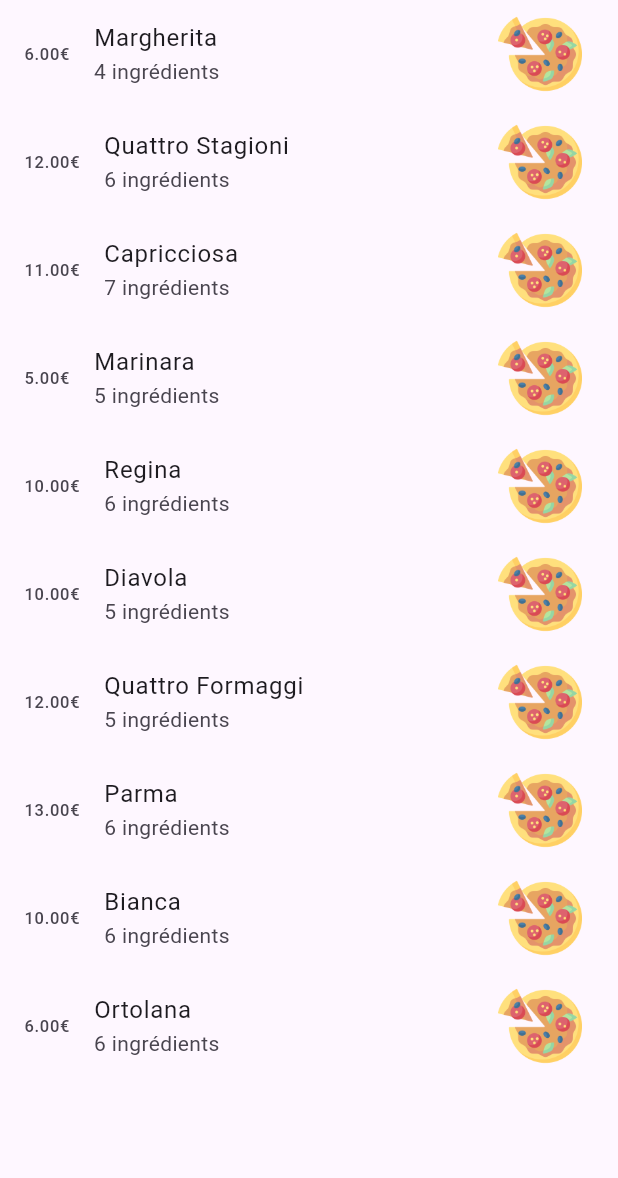
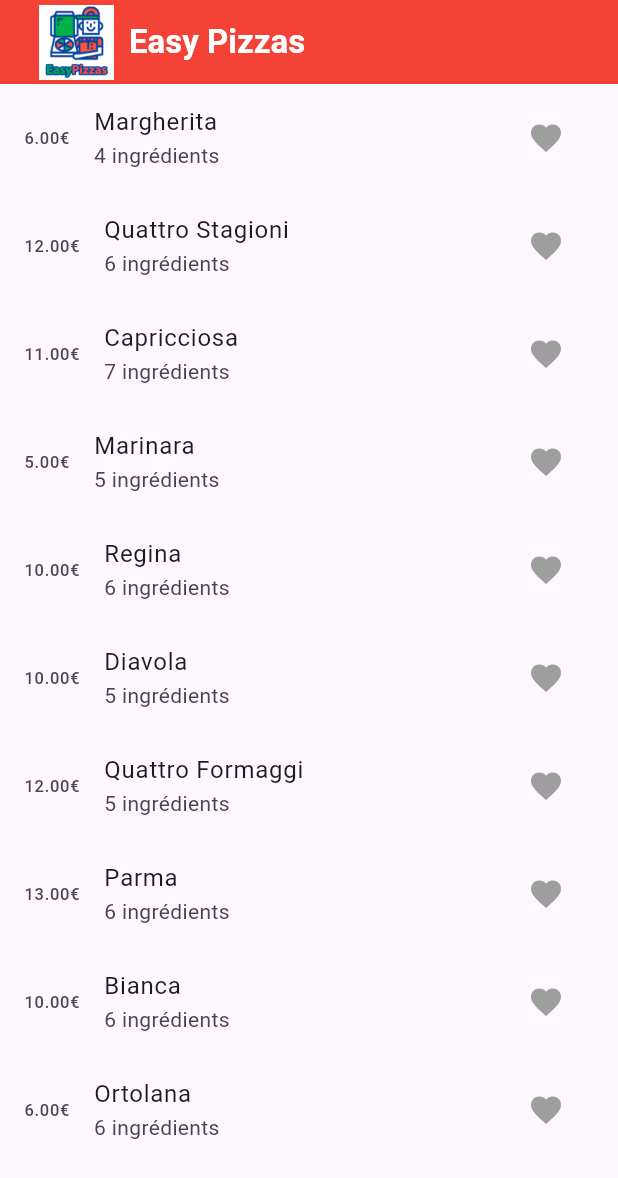
Before and after one commit to JessicaGUALTIERI/Flutter, a Flutter app: the screen it shows after launch, on a phone screen of 412 x 824 dp. Shown: the top 1178 px of the screen. Run offline on Flutter 3.47's test engine with Material 3 defaults, Android fonts, the phone set to English and light mode, and no system bars; our stand-ins replace go_router; Roboto replaces fonts that are missing (Merriweather).

Commit message:
Feat: provider for favorite pizzas is now working

```diff
--- /dev/null
+++ b/easy_pizza/lib/pizza_liked.dart
@@ -0,0 +1,21 @@
+
+import 'dart:collection';
+
+import 'package:easy_pizza/models/pizza.dart';
+import 'package:flutter/material.dart';
+
+class PizzaLiked extends ChangeNotifier {
+  final List<Pizza> _pizzaLiked = [];
+
+  UnmodifiableListView<Pizza> get pizzasLiked => UnmodifiableListView(_pizzaLiked);
+
+  void add(Pizza pizza) {
+    _pizzaLiked.add(pizza);
+    notifyListeners();
+  }
+
+  void remove(Pizza pizza) {
+    _pizzaLiked.remove(pizza);
+    notifyListeners();
+  }
+}
--- a/easy_pizza/lib/screens/pizzas_master.dart
+++ b/easy_pizza/lib/screens/pizzas_master.dart
@@ -1,28 +1,63 @@
+
+import 'package:easy_pizza/pizza_liked.dart';
 import 'package:flutter/material.dart';
 import 'package:easy_pizza/data/pizzas.dart' as db;
 import 'package:easy_pizza/models/pizza.dart';
+import 'package:flutter/widgets.dart';
 import 'package:go_router/go_router.dart';
+import 'package:provider/provider.dart';
 
 class PizzasMaster extends StatelessWidget {
   const PizzasMaster({super.key});
 
+
   @override
   Widget build(BuildContext context) {
+    PizzaLiked pizzaLikedList = Provider.of<PizzaLiked>(context, listen: false);
     return MaterialApp(
       home: Scaffold(
+        appBar: AppBar(
+          backgroundColor: Colors.red,
+          title: Row(
+            children: [
+              Padding(
+                padding: const EdgeInsets.symmetric(vertical: 0.0, horizontal: 10.0),
+                child: Image.asset('images/logo.png', height: 50, width: 50),
+              ),
+              const Text(
+                "Easy Pizzas",
+                style: TextStyle(
+                    color: Colors.white,
+                    fontFamily: 'Merriweather',
+                    fontWeight: FontWeight.bold,
+                  ),
+              ),
+            ],
+          ),
+        ),
         body: Center(
-          child: ListView.builder(
+          child:
+              Consumer<PizzaLiked>(
+                builder: (context, pizza, child) {
+                  return ListView.builder(
                       itemCount: db.pizzas.length,
                       itemBuilder: (BuildContext context, int index) {
                         final Pizza currentPizza = db.pizzas[index];
                         return ListTile(
-                trailing: Image.asset("images/pizza.png"),
+                          trailing: IconButton(
+                            icon: const Icon(Icons.favorite),
+                            onPressed: () {pizzaLikedList.pizzasLiked.contains(currentPizza) ? pizzaLikedList.remove(currentPizza) : pizzaLikedList.add(currentPizza);},
+                            color: pizzaLikedList.pizzasLiked.contains(currentPizza) ? Colors.red : Colors.grey,
+                          ),
                           title: Text(currentPizza.name),
                           leading: Text("${currentPizza.price.toStringAsFixed(2)}€"),
                           onTap: () => context.go('/details/${currentPizza.id}'),
                           subtitle: Text("${currentPizza.ingredients.length.toString()} ingrédients"),
                         );
-            }),
+                      }
+                  );
+                },
+              ),
           ),
         ),
       );
--- a/easy_pizza/pubspec.yaml
+++ b/easy_pizza/pubspec.yaml
@@ -10,6 +10,7 @@ dependencies:
   flutter:
     sdk: flutter
   go_router: ^14.1.4
+  provider: ^6.1.2
   uuid: ^4.4.0
 
 dev_dependencies:
@@ -21,3 +22,4 @@ flutter:
   uses-material-design: true
   assets:
     - images/pizza.png
+    - images/logo.png
```
Also changed, not shown: easy_pizza/lib/main.dart (+8 -1 lines), easy_pizza/lib/screens/pizza_details.dart (+18 -0 lines), easy_pizza/images/logo.png (added), easy_pizza/pubspec.lock. Lines whose indentation alone changed are shown as unchanged.
